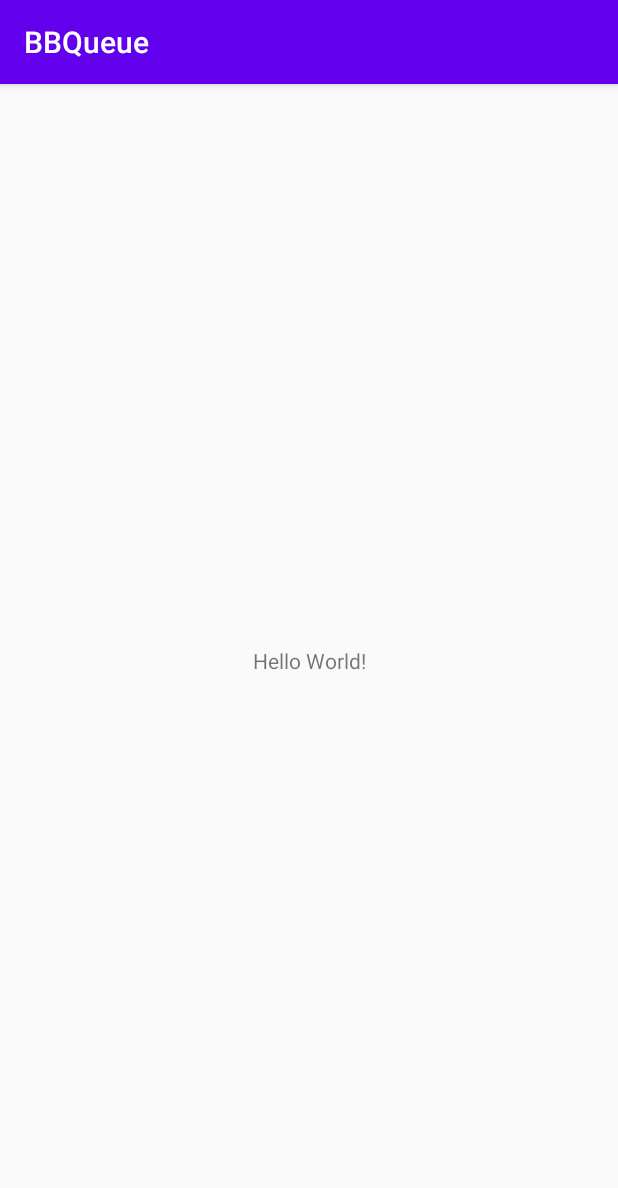
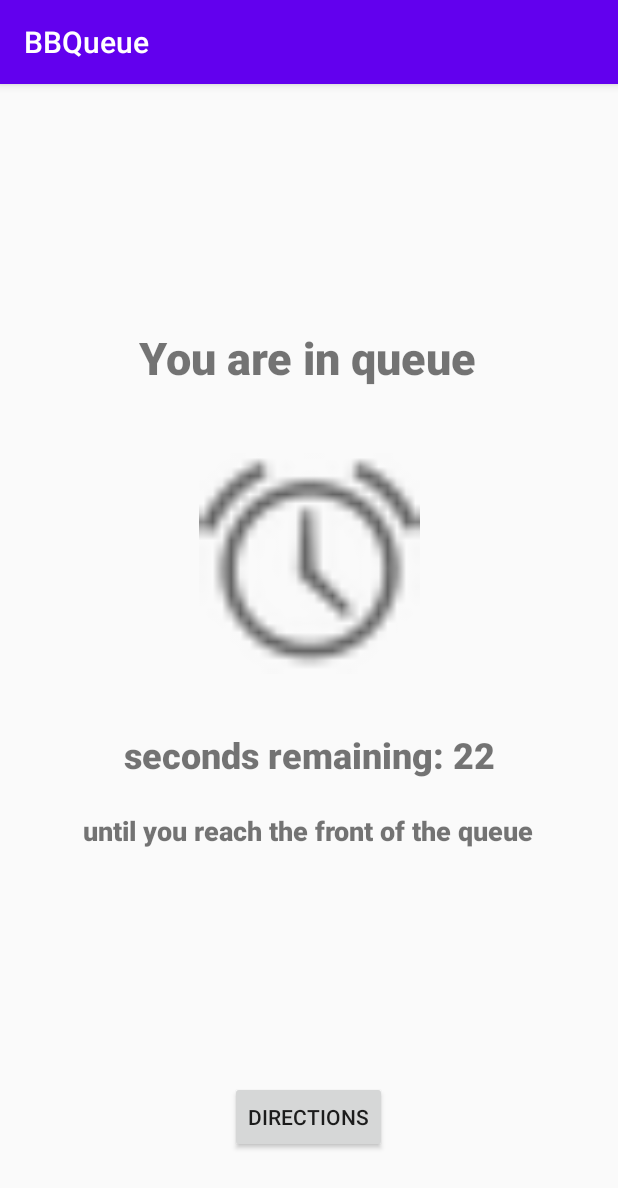
Before and after one commit to Sean-Green/BBQueue, an Android app: the screen it shows after launch (MainActivity), on a phone screen of 412 x 824 dp. Shown: the top 1188 px of the screen. Run offline under Robolectric (Android 15) with nearby library versions, the phone set to English and light mode, and no system bars.

Commit message:
timer function/test commit

```diff
--- a/app/src/main/java/com/example/bbqueue/MainActivity.java
+++ b/app/src/main/java/com/example/bbqueue/MainActivity.java
@@ -3,6 +3,8 @@ package com.example.bbqueue;
 import androidx.appcompat.app.AppCompatActivity;
 
 import android.os.Bundle;
+import android.os.CountDownTimer;
+import android.widget.TextView;
 
 public class MainActivity extends AppCompatActivity {
 
@@ -10,5 +12,17 @@ public class MainActivity extends AppCompatActivity {
     protected void onCreate(Bundle savedInstanceState) {
         super.onCreate(savedInstanceState);
         setContentView(R.layout.activity_main);
+
+        new CountDownTimer(30000, 1000) {
+            TextView mTextField = findViewById(R.id.textView);
+            public void onTick(long millisUntilFinished) {
+                mTextField.setText("seconds remaining: " + millisUntilFinished / 1000);
+            }
+
+            public void onFinish() {
+                mTextField.setText("done!");
+            }
+        }.start();
+
     }
 }
--- a/app/src/main/res/layout/activity_main.xml
+++ b/app/src/main/res/layout/activity_main.xml
@@ -7,12 +7,68 @@
     tools:context=".MainActivity">
 
     <TextView
+        android:id="@+id/textView3"
         android:layout_width="wrap_content"
         android:layout_height="wrap_content"
-        android:text="Hello World!"
+        android:fontFamily="sans-serif-black"
+        android:text="@string/InQueueTopMessage"
+        android:textSize="30sp"
         app:layout_constraintBottom_toBottomOf="parent"
+        app:layout_constraintHorizontal_bias="0.498"
         app:layout_constraintLeft_toLeftOf="parent"
         app:layout_constraintRight_toRightOf="parent"
-        app:layout_constraintTop_toTopOf="parent" />
+        app:layout_constraintTop_toTopOf="parent"
+        app:layout_constraintVertical_bias="0.223" />
+
+    <TextView
+        android:id="@+id/textView"
+        android:layout_width="wrap_content"
+        android:layout_height="wrap_content"
+        android:fontFamily="sans-serif-black"
+        android:text="@string/InQueueTimeLeftMessage1"
+        android:textSize="24sp"
+        app:layout_constraintBottom_toBottomOf="parent"
+        app:layout_constraintEnd_toEndOf="parent"
+        app:layout_constraintStart_toStartOf="parent"
+        app:layout_constraintTop_toTopOf="parent"
+        app:layout_constraintVertical_bias="0.586" />
+
+    <Button
+        android:id="@+id/button"
+        android:layout_width="wrap_content"
+        android:layout_height="wrap_content"
+        android:text="@string/InQueueDirectionsBtn"
+        app:layout_constraintBottom_toBottomOf="parent"
+        app:layout_constraintEnd_toEndOf="parent"
+        app:layout_constraintHorizontal_bias="0.498"
+        app:layout_constraintStart_toStartOf="parent"
+        app:layout_constraintTop_toTopOf="parent"
+        app:layout_constraintVertical_bias="0.923" />
+
+    <TextView
+        android:id="@+id/textView2"
+        android:layout_width="wrap_content"
+        android:layout_height="wrap_content"
+        android:fontFamily="sans-serif-black"
+        android:text="@string/InQueueTimeLeftMessage2"
+        android:textSize="18sp"
+        app:layout_constraintBottom_toBottomOf="parent"
+        app:layout_constraintEnd_toEndOf="parent"
+        app:layout_constraintHorizontal_bias="0.495"
+        app:layout_constraintStart_toStartOf="parent"
+        app:layout_constraintTop_toBottomOf="@+id/textView"
+        app:layout_constraintVertical_bias="0.079" />
+
+    <ImageView
+        android:id="@+id/imageView"
+        android:layout_width="155dp"
+        android:layout_height="147dp"
+        app:layout_constraintBottom_toTopOf="@+id/textView"
+        app:layout_constraintEnd_toEndOf="parent"
+        app:layout_constraintStart_toStartOf="parent"
+        app:layout_constraintTop_toBottomOf="@+id/textView3"
+        app:layout_constraintVertical_bias="0.541"
+        app:srcCompat="@android:drawable/ic_lock_idle_alarm"
+        android:contentDescription="TODO" />
 
 </androidx.constraintlayout.widget.ConstraintLayout>
--- a/app/src/main/res/values/strings.xml
+++ b/app/src/main/res/values/strings.xml
@@ -1,3 +1,7 @@
 <resources>
     <string name="app_name">BBQueue</string>
+    <string name="InQueueTopMessage">You are in queue</string>
+    <string name="InQueueDirectionsBtn">Directions</string>
+    <string name="InQueueTimeLeftMessage1">10 Min</string>
+    <string name="InQueueTimeLeftMessage2">until you reach the front of the queue</string>
 </resources>
```
